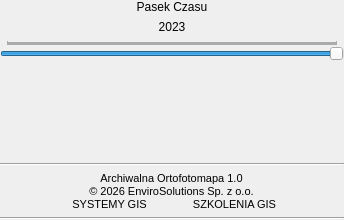
Old version of the form archiwalna_ortofotomapa_dockwidget_base.ui in the repository envirosolutionspl/archiwalna_ortofotomapa.
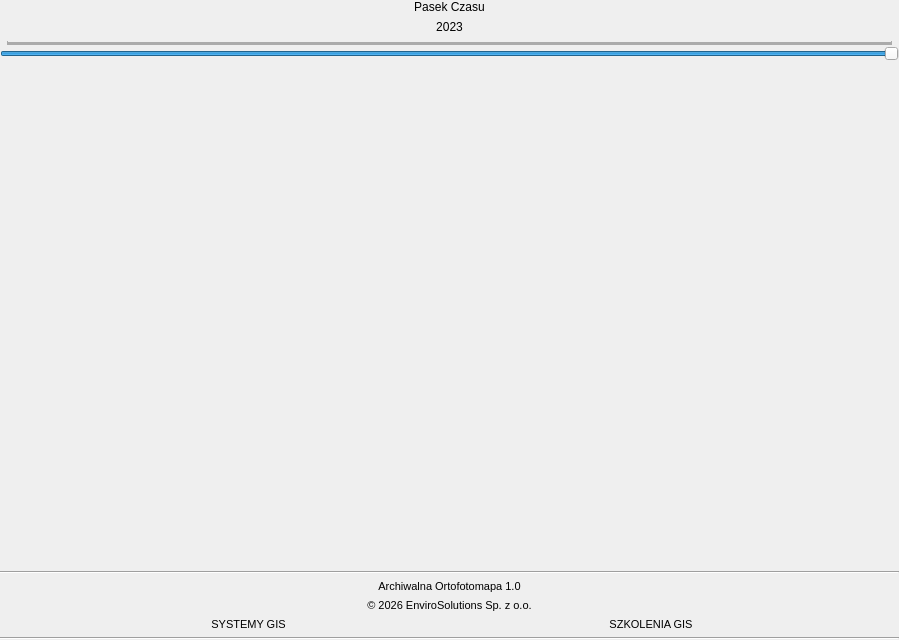
New version of the form. Icons and pictures are not drawn.

Commit message:
Zmiana wyświetlania linków #44
Poprawa wyswietlania linkow przy rozszerzaniu okienka.

Patch:
```diff
--- a/archiwalna_ortofotomapa_dockwidget_base.ui
+++ b/archiwalna_ortofotomapa_dockwidget_base.ui
@@ -6,8 +6,8 @@
    <rect>
     <x>0</x>
     <y>0</y>
-    <width>344</width>
-    <height>220</height>
+    <width>899</width>
+    <height>640</height>
    </rect>
   </property>
   <property name="windowIcon">
@@ -104,20 +104,14 @@
         <property name="sizeConstraint">
          <enum>QLayout::SetMinimumSize</enum>
         </property>
-        <property name="horizontalSpacing">
-         <number>6</number>
-        </property>
-        <property name="verticalSpacing">
+        <property name="bottomMargin">
          <number>0</number>
         </property>
+        <property name="spacing">
+         <number>6</number>
+        </property>
         <item row="2" column="1">
          <widget class="QLabel" name="lbl_szkolenia">
-          <property name="maximumSize">
-           <size>
-            <width>200</width>
-            <height>15</height>
-           </size>
-          </property>
           <property name="font">
            <font>
             <pointsize>8</pointsize>
@@ -171,7 +165,7 @@
          <widget class="QLabel" name="lbl_systemy">
           <property name="maximumSize">
            <size>
-            <width>200</width>
+            <width>120</width>
             <height>15</height>
            </size>
           </property>
```
